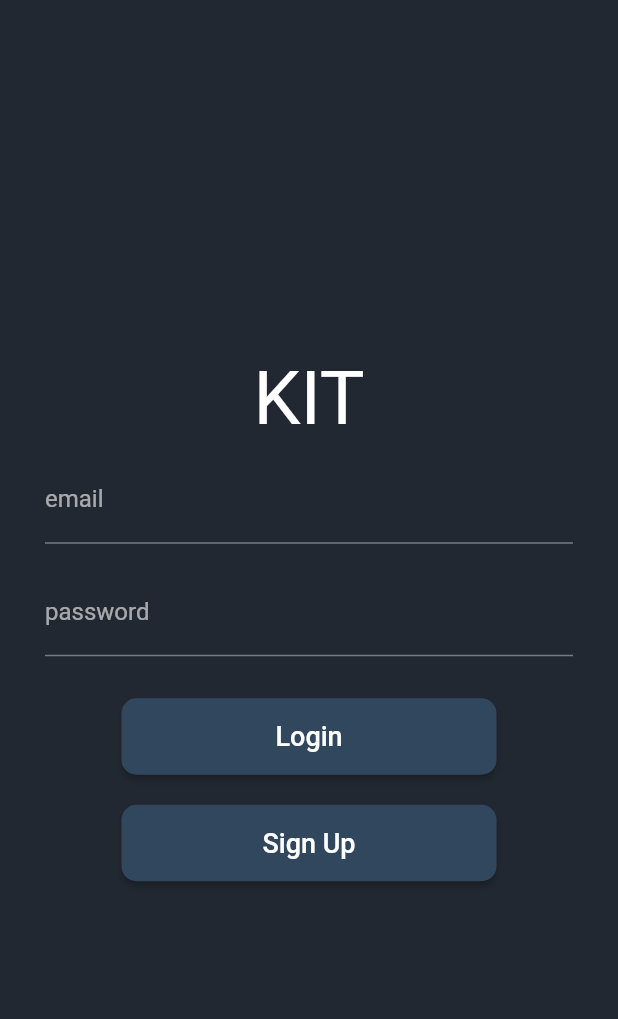
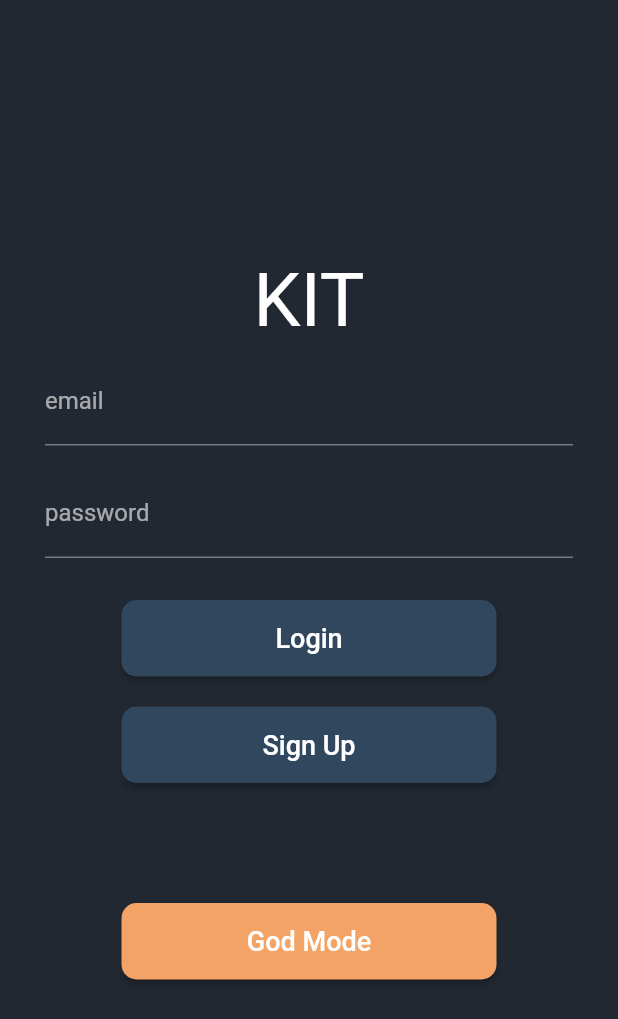
Before and after one commit to Nash0x7E2/KIT, a Flutter app: the screen it shows after launch, on a phone screen of 412 x 824 dp. Shown: the top 1019 px of the screen. Run offline on Flutter 3.47's test engine with Material 2 defaults, Android fonts, the phone set to English and light mode, and no system bars; our stand-ins replace cloud_firestore, firebase_auth; accounts and stored records are empty.

```diff
--- a/lib/screens/login_screen.dart
+++ b/lib/screens/login_screen.dart
@@ -107,6 +107,27 @@ class _LoginScreenState extends State<LoginScreen> {
                           'Sign Up',
                           style: TextStyle(color: Colors.white, fontSize: 18.0),
                         )),
+                  ),
+                  SizedBox(height: 80.0),
+                  Container(
+                    width: 250.0,
+                    child: RaisedButton(
+                      shape: RoundedRectangleBorder(
+                        borderRadius: BorderRadius.circular(10.0),
+                      ),
+                      onPressed: () {
+                        Navigator.push(
+                          context,
+                          MaterialPageRoute(builder: (context) => Home()),
+                        );
+                      },
+                      color: Color(0xfff2a365),
+                      padding: EdgeInsets.all(15.0),
+                      child: Text(
+                        'God Mode',
+                        style: TextStyle(color: Colors.white, fontSize: 18.0),
+                      ),
+                    ),
                   )
                 ],
               ),
```
Also changed, not shown: lib/screens/Home.dart (+17 -2 lines), lib/screens/create_post.dart (added, +15 -0 lines), lib/services/auth_service.dart (deleted, +0 -21 lines).
